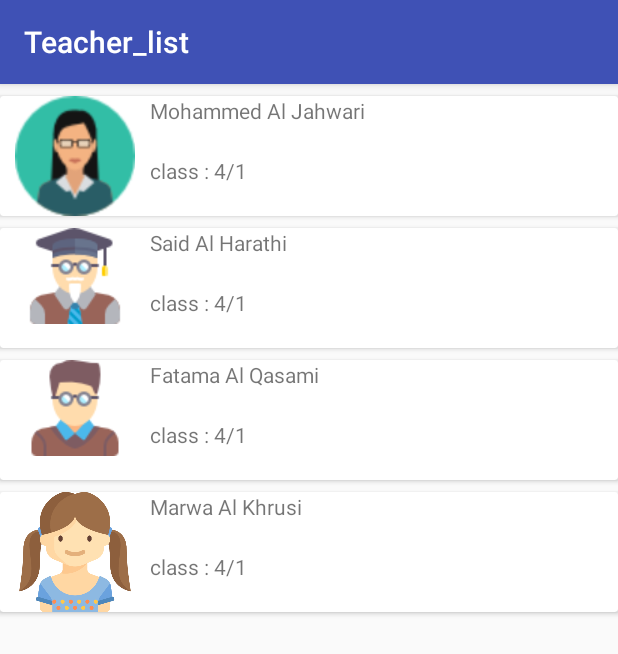
After one commit to iamrahulyadav/Eschool, an Android app: the Teacher_list screen opened directly, with no data from a screen before it, on a phone screen of 412 x 824 dp. The commit adds this screen. Shown: the top 654 px of the screen. Run offline under Robolectric (Android 15) with nearby library versions, the phone set to English and light mode, and no system bars.

Commit message:
teacher list

```diff
--- a/app/src/main/AndroidManifest.xml
+++ b/app/src/main/AndroidManifest.xml
@@ -48,6 +48,10 @@
         <activity
             android:name=".StudentList"
             android:label="@string/title_activity_student_list"
+            android:theme="@style/AppTheme.NoActionBar" />
+        <activity
+            android:name=".Teacher_list"
+            android:label="@string/title_activity_teacher_list"
             android:theme="@style/AppTheme.NoActionBar"></activity>
     </application>
 
--- /dev/null
+++ b/app/src/main/java/sas/eschool/Teacher_list.kt
@@ -0,0 +1,18 @@
+package sas.eschool
+
+import android.os.Bundle
+import android.support.design.widget.Snackbar
+import android.support.v7.app.AppCompatActivity
+
+import kotlinx.android.synthetic.main.activity_teacher_list.*
+
+class Teacher_list : AppCompatActivity() {
+
+    override fun onCreate(savedInstanceState: Bundle?) {
+        super.onCreate(savedInstanceState)
+        setContentView(R.layout.activity_teacher_list)
+        setSupportActionBar(toolbar)
+
+    }
+
+}
--- /dev/null
+++ b/app/src/main/res/layout/activity_teacher_list.xml
@@ -0,0 +1,26 @@
+<?xml version="1.0" encoding="utf-8"?>
+<android.support.design.widget.CoordinatorLayout xmlns:android="http://schemas.android.com/apk/res/android"
+    xmlns:app="http://schemas.android.com/apk/res-auto"
+    xmlns:tools="http://schemas.android.com/tools"
+    android:layout_width="match_parent"
+    android:layout_height="match_parent"
+    tools:context="sas.eschool.Teacher_list">
+
+    <android.support.design.widget.AppBarLayout
+        android:layout_width="match_parent"
+        android:layout_height="wrap_content"
+        android:theme="@style/AppTheme.AppBarOverlay">
+
+        <android.support.v7.widget.Toolbar
+            android:id="@+id/toolbar"
+            android:layout_width="match_parent"
+            android:layout_height="?attr/actionBarSize"
+            android:background="?attr/colorPrimary"
+            app:popupTheme="@style/AppTheme.PopupOverlay" />
+
+    </android.support.design.widget.AppBarLayout>
+
+    <include layout="@layout/content_teacher_list" />
+
+
+</android.support.design.widget.CoordinatorLayout>
--- /dev/null
+++ b/app/src/main/res/layout/content_teacher_list.xml
@@ -0,0 +1,180 @@
+<?xml version="1.0" encoding="utf-8"?>
+<ScrollView
+    xmlns:android="http://schemas.android.com/apk/res/android"
+    xmlns:app="http://schemas.android.com/apk/res-auto"
+    xmlns:tools="http://schemas.android.com/tools"
+    android:layout_width="match_parent"
+    android:layout_height="match_parent"
+    app:layout_behavior="@string/appbar_scrolling_view_behavior"
+    tools:context=".Teacher_list"
+    tools:showIn="@layout/activity_student_list">
+
+
+    <LinearLayout
+        android:layout_width="match_parent"
+        android:layout_height="match_parent"
+        android:orientation="vertical">
+
+        <android.support.v7.widget.CardView
+            android:id="@+id/first_teacher"
+            android:layout_width="match_parent"
+            android:layout_height="80dp"
+            android:layout_marginBottom="8dp"
+            android:layout_marginTop="8dp">
+
+            <LinearLayout
+                android:layout_width="match_parent"
+                android:layout_height="match_parent"
+                android:orientation="horizontal">
+
+                <ImageView
+                    android:id="@+id/imageView2"
+                    android:layout_width="200dp"
+                    android:layout_height="80dp"
+                    android:layout_weight="1"
+                    app:srcCompat="@drawable/teacher" />
+
+                <LinearLayout
+                    android:layout_width="match_parent"
+                    android:layout_height="match_parent"
+                    android:layout_weight="1"
+                    android:orientation="vertical">
+
+                    <TextView
+                        android:id="@+id/textView5"
+                        android:layout_width="match_parent"
+                        android:layout_height="wrap_content"
+                        android:layout_weight="1"
+                        android:text="Mohammed Al Jahwari" />
+
+                    <TextView
+                        android:id="@+id/textView7"
+                        android:layout_width="match_parent"
+                        android:layout_height="wrap_content"
+                        android:layout_weight="1"
+                        android:text="class : 4/1" />
+                </LinearLayout>
+
+            </LinearLayout>
+
+        </android.support.v7.widget.CardView>
+
+        <android.support.v7.widget.CardView
+            android:layout_width="match_parent"
+            android:layout_height="80dp"
+            android:layout_marginBottom="8dp">
+
+            <LinearLayout
+                android:layout_width="match_parent"
+                android:layout_height="match_parent"
+                android:orientation="horizontal">
+
+                <ImageView
+                    android:layout_width="200dp"
+                    android:layout_height="wrap_content"
+                    android:layout_weight="1"
+                    app:srcCompat="@drawable/teacher_2" />
+
+                <LinearLayout
+                    android:layout_width="match_parent"
+                    android:layout_height="match_parent"
+                    android:layout_weight="1"
+                    android:orientation="vertical">
+
+                    <TextView
+                        android:layout_width="match_parent"
+                        android:layout_height="wrap_content"
+                        android:layout_weight="1"
+                        android:text="Said Al Harathi" />
+
+                    <TextView
+                        android:layout_width="match_parent"
+                        android:layout_height="wrap_content"
+                        android:layout_weight="1"
+                        android:text="class : 4/1" />
+                </LinearLayout>
+
+            </LinearLayout>
+
+        </android.support.v7.widget.CardView>
+
+        <android.support.v7.widget.CardView
+            android:layout_width="match_parent"
+            android:layout_height="80dp"
+            android:layout_marginBottom="8dp">
+
+            <LinearLayout
+                android:layout_width="match_parent"
+                android:layout_height="match_parent"
+                android:orientation="horizontal">
+
+                <ImageView
+                    android:layout_width="200dp"
+                    android:layout_height="wrap_content"
+                    android:layout_weight="1"
+                    app:srcCompat="@drawable/teacher_1" />
+
+                <LinearLayout
+                    android:layout_width="match_parent"
+                    android:layout_height="match_parent"
+                    android:layout_weight="1"
+                    android:orientation="vertical">
+
+                    <TextView
+                        android:layout_width="match_parent"
+                        android:layout_height="wrap_content"
+                        android:layout_weight="1"
+                        android:text="Fatama Al Qasami" />
+
+                    <TextView
+                        android:layout_width="match_parent"
+                        android:layout_height="wrap_content"
+                        android:layout_weight="1"
+                        android:text="class : 4/1" />
+                </LinearLayout>
+
+            </LinearLayout>
+
+        </android.support.v7.widget.CardView>
+
+        <android.support.v7.widget.CardView
+            android:layout_width="match_parent"
+            android:layout_height="80dp"
+            android:layout_marginBottom="8dp">
+
+            <LinearLayout
+                android:layout_width="match_parent"
+                android:layout_height="match_parent"
+                android:orientation="horizontal">
+
+                <ImageView
+                    android:layout_width="200dp"
+                    android:layout_height="wrap_content"
+                    android:layout_weight="1"
+                    app:srcCompat="@drawable/girl_5" />
+
+                <LinearLayout
+                    android:layout_width="match_parent"
+                    android:layout_height="match_parent"
+                    android:layout_weight="1"
+                    android:orientation="vertical">
+
+                    <TextView
+                        android:layout_width="match_parent"
+                        android:layout_height="wrap_content"
+                        android:layout_weight="1"
+                        android:text="Marwa Al Khrusi" />
+
+                    <TextView
+                        android:layout_width="match_parent"
+                        android:layout_height="wrap_content"
+                        android:layout_weight="1"
+                        android:text="class : 4/1" />
+                </LinearLayout>
+
+            </LinearLayout>
+
+        </android.support.v7.widget.CardView>
+
+    </LinearLayout>
+</ScrollView>
--- a/app/src/main/res/values/strings.xml
+++ b/app/src/main/res/values/strings.xml
@@ -9,4 +9,5 @@
     <string name="nav_header_desc">Navigation header</string>
     <string name="action_settings">Settings</string>
     <string name="title_activity_student_list">StudentList</string>
+    <string name="title_activity_teacher_list">Teacher_list</string>
 </resources>
```
Also changed, not shown: app/src/main/res/drawable/teacher.png, app/src/main/res/drawable/teacher_1.png (added), app/src/main/res/drawable/teacher_2.png (added).
